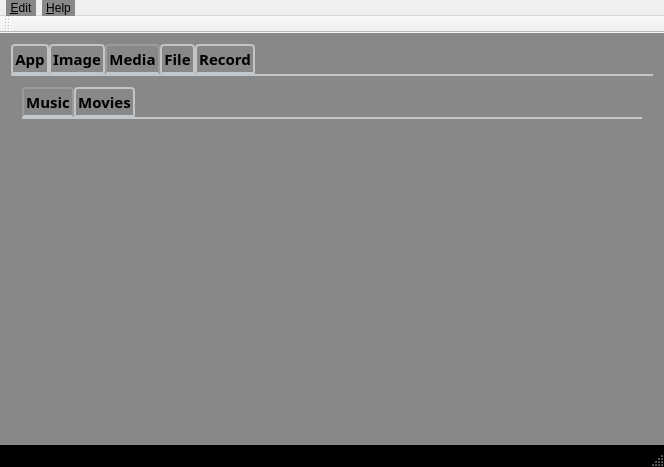
First picture: the form in mainwindow.ui, repository netesy/MyShare-v2, before the edit.
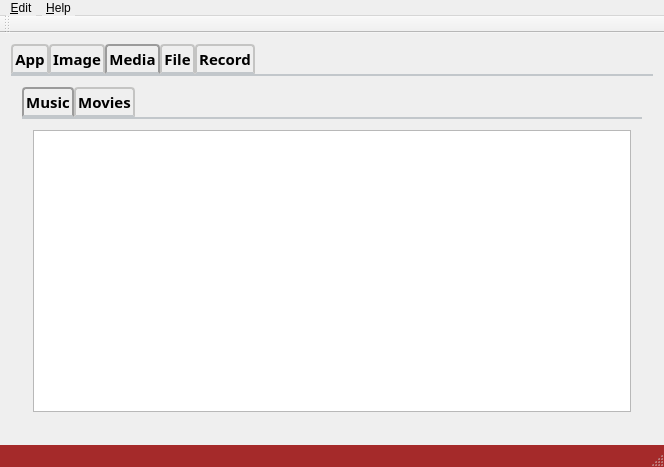
Second picture: the form after the edit. The open tabs and pages were chosen to show the change. Icons and pictures are not drawn.

Diff of the .ui file:
```diff
--- a/mainwindow.ui
+++ b/mainwindow.ui
@@ -113,7 +113,6 @@
 }
 
 QMainWindow {
-   background-color :  #888888;
     background-image: url(:/images/Images/background.png);
 }
 QListView {
@@ -191,11 +190,11 @@
     top: 2px; left: 2px; /* shift the arrow by 2 px */
 }
 QStatusBar {
-    background: black;
+    background: brown;
 }
 
 QStatusBar::item {
-    border: 1px solid #888888;
+    border: 1px solid red;
     border-radius: 3px;
 }
 QStatusBar QLabel {
@@ -550,6 +549,221 @@
             <bold>true</bold>
            </font>
           </property>
+          <property name="styleSheet">
+           <string notr="true">QMenu {
+    background-color: white;
+    margin: 2px; /* some spacing around the menu */
+}
+
+QMenu::item {
+    padding: 2px 25px 2px 20px;
+    border: 1px solid transparent; /* reserve space for selection border */
+}
+
+QMenu::item:selected {
+    border-color: darkblue;
+    background: rgba(100, 100, 100, 150);
+}
+
+QMenu::icon:checked { /* appearance of a 'checked' icon */
+    background: gray;
+    border: 1px inset gray;
+    position: absolute;
+    top: 1px;
+    right: 1px;
+    bottom: 1px;
+    left: 1px;
+}
+
+QMenu::separator {
+    height: 2px;
+    background: lightblue;
+    margin-left: 10px;
+    margin-right: 5px;
+}
+
+QMenu::indicator {
+    width: 13px;
+    height: 13px;
+}
+
+/* non-exclusive indicator = check box style indicator (see QActionGroup::setExclusive) */
+QMenu::indicator:non-exclusive:unchecked {
+    image: url(:/images/checkbox_unchecked.png);
+}
+
+QMenu::indicator:non-exclusive:unchecked:selected {
+    image: url(:/images/checkbox_unchecked_hover.png);
+}
+
+QMenu::indicator:non-exclusive:checked {
+    image: url(:/images/checkbox_checked.png);
+}
+
+QMenu::indicator:non-exclusive:checked:selected {
+    image: url(:/images/checkbox_checked_hover.png);
+}
+
+/* exclusive indicator = radio button style indicator (see QActionGroup::setExclusive) */
+QMenu::indicator:exclusive:unchecked {
+    image: url(:/images/radiobutton_unchecked.png);
+}
+
+QMenu::indicator:exclusive:unchecked:selected {
+    image: url(:/images/radiobutton_unchecked_hover.png);
+}
+
+QMenu::indicator:exclusive:checked {
+    image: url(:/images/radiobutton_checked.png);
+}
+
+QMenu::indicator:exclusive:checked:selected {
+    image: url(:/images/radiobutton_checked_hover.png);
+}
+
+QMenuBar {
+    background-color: qlineargradient(x1:0, y1:0, x2:0, y2:1,
+                                      stop:0 lightgray, stop:1 darkgray);
+}
+
+QMenuBar::item {
+    spacing: 3px; /* spacing between menu bar items */
+    padding: 1px 4px;
+    background: transparent;
+    border-radius: 4px;
+}
+
+QMenuBar::item:selected { /* when selected using mouse or keyboard */
+    background: #a8a8a8;
+}
+
+QMenuBar::item:pressed {
+    background: #888888;
+}
+
+QMainWindow {
+    background-image: url(:/images/Images/background.png);
+}
+QListView {
+    alternate-background-color: yellow;
+}
+QListView {
+    show-decoration-selected: 1; /* make the selection span the entire width of the view */
+}
+
+QListView::item:alternate {
+    background: #EEEEEE;
+}
+
+QListView::item:selected {
+    border: 1px solid #6a6ea9;
+}
+
+QListView::item:selected:!active {
+    background: qlineargradient(x1: 0, y1: 0, x2: 0, y2: 1,
+                                stop: 0 #ABAFE5, stop: 1 #8588B2);
+}
+
+QListView::item:selected:active {
+    background: qlineargradient(x1: 0, y1: 0, x2: 0, y2: 1,
+                                stop: 0 #6a6ea9, stop: 1 #888dd9);
+}
+
+QListView::item:hover {
+    background: qlineargradient(x1: 0, y1: 0, x2: 0, y2: 1,
+                                stop: 0 #FAFBFE, stop: 1 #DCDEF1);
+								}
+QProgressBar {
+    border: 2px solid grey;
+    border-radius: 5px;
+    text-align: center;
+}
+QProgressBar::chunk {
+    background-color: #CD96CD;
+    width: 10px;
+    margin: 0.5px;
+}
+QPushButton {
+    border: 2px solid #8f8f91;
+    border-radius: 6px;
+    background-color: qlineargradient(x1: 0, y1: 0, x2: 0, y2: 1,
+                                      stop: 0 #f6f7fa, stop: 1 #dadbde);
+    min-width: 80px;
+}
+
+QPushButton:pressed {
+    background-color: qlineargradient(x1: 0, y1: 0, x2: 0, y2: 1,
+                                      stop: 0 #dadbde, stop: 1 #f6f7fa);
+}
+
+QPushButton:flat {
+    border: none; /* no border for a flat push button */
+}
+
+QPushButton:default {
+    border-color: navy; /* make the default button prominent */
+}
+QPushButton:open { /* when the button has its menu open */
+    background-color: qlineargradient(x1: 0, y1: 0, x2: 0, y2: 1,
+                                      stop: 0 #dadbde, stop: 1 #f6f7fa);
+}
+
+QPushButton::menu-indicator {
+    image: url(menu_indicator.png);
+    subcontrol-origin: padding;
+    subcontrol-position: bottom right;
+}
+
+QPushButton::menu-indicator:pressed, QPushButton::menu-indicator:open {
+    position: relative;
+    top: 2px; left: 2px; /* shift the arrow by 2 px */
+}
+QStatusBar {
+    background: brown;
+}
+
+QStatusBar::item {
+    border: 1px solid red;
+    border-radius: 3px;
+}
+QStatusBar QLabel {
+    border: 3px solid white;
+}
+QTabWidget::pane { /* The tab widget frame */
+    border-top: 2px solid #C2C7CB;
+    position: absolute;
+    top: -0.5em;
+}
+
+QTabWidget::tab-bar {
+    alignment: center;
+}
+
+/* Style the tab using the tab sub-control. Note that
+    it reads QTabBar _not_ QTabWidget */
+QTabBar::tab {
+    background: qlineargradient(x1: 0, y1: 0, x2: 0, y2: 1,
+                                stop: 0 #E1E1E1, stop: 0.4 #DDDDDD,
+                                stop: 0.5 #D8D8D8, stop: 1.0 #D3D3D3);
+    border: 2px solid #C4C4C3;
+    border-bottom-color: #C2C7CB; /* same as the pane color */
+    border-top-left-radius: 4px;
+    border-top-right-radius: 4px;
+    min-width: 8ex;
+    padding: 2px;
+}
+
+QTabBar::tab:selected, QTabBar::tab:hover {
+    background: qlineargradient(x1: 0, y1: 0, x2: 0, y2: 1,
+                                stop: 0 #fafafa, stop: 0.4 #f4f4f4,
+                                stop: 0.5 #e7e7e7, stop: 1.0 #fafafa);
+}
+
+QTabBar::tab:selected {
+    border-color: #9B9B9B;
+    border-bottom-color: #C2C7CB; /* same as pane color */
+}</string>
+          </property>
           <property name="currentIndex">
            <number>0</number>
           </property>
@@ -561,6 +775,227 @@
            <attribute name="title">
             <string>Music</string>
            </attribute>
+           <layout class="QHBoxLayout" name="horizontalLayout_5">
+            <item>
+             <widget class="QListView" name="music_2">
+              <property name="styleSheet">
+               <string notr="true">QMenu {
+    background-color: white;
+    margin: 2px; /* some spacing around the menu */
+}
+
+QMenu::item {
+    padding: 2px 25px 2px 20px;
+    border: 1px solid transparent; /* reserve space for selection border */
+}
+
+QMenu::item:selected {
+    border-color: darkblue;
+    background: rgba(100, 100, 100, 150);
+}
+
+QMenu::icon:checked { /* appearance of a 'checked' icon */
+    background: gray;
+    border: 1px inset gray;
+    position: absolute;
+    top: 1px;
+    right: 1px;
+    bottom: 1px;
+    left: 1px;
+}
+
+QMenu::separator {
+    height: 2px;
+    background: lightblue;
+    margin-left: 10px;
+    margin-right: 5px;
+}
+
+QMenu::indicator {
+    width: 13px;
+    height: 13px;
+}
+
+/* non-exclusive indicator = check box style indicator (see QActionGroup::setExclusive) */
+QMenu::indicator:non-exclusive:unchecked {
+    image: url(:/images/checkbox_unchecked.png);
+}
+
+QMenu::indicator:non-exclusive:unchecked:selected {
+    image: url(:/images/checkbox_unchecked_hover.png);
+}
+
+QMenu::indicator:non-exclusive:checked {
+    image: url(:/images/checkbox_checked.png);
+}
+
+QMenu::indicator:non-exclusive:checked:selected {
+    image: url(:/images/checkbox_checked_hover.png);
+}
+
+/* exclusive indicator = radio button style indicator (see QActionGroup::setExclusive) */
+QMenu::indicator:exclusive:unchecked {
+    image: url(:/images/radiobutton_unchecked.png);
+}
+
+QMenu::indicator:exclusive:unchecked:selected {
+    image: url(:/images/radiobutton_unchecked_hover.png);
+}
+
+QMenu::indicator:exclusive:checked {
+    image: url(:/images/radiobutton_checked.png);
+}
+
+QMenu::indicator:exclusive:checked:selected {
+    image: url(:/images/radiobutton_checked_hover.png);
+}
+
+QMenuBar {
+    background-color: qlineargradient(x1:0, y1:0, x2:0, y2:1,
+                                      stop:0 lightgray, stop:1 darkgray);
+}
+
+QMenuBar::item {
+    spacing: 3px; /* spacing between menu bar items */
+    padding: 1px 4px;
+    background: transparent;
+    border-radius: 4px;
+}
+
+QMenuBar::item:selected { /* when selected using mouse or keyboard */
+    background: #a8a8a8;
+}
+
+QMenuBar::item:pressed {
+    background: #888888;
+}
+
+QMainWindow {
+    background-image: url(:/images/Images/background.png);
+}
+QListView {
+    alternate-background-color: yellow;
+}
+QListView {
+    show-decoration-selected: 1; /* make the selection span the entire width of the view */
+}
+
+QListView::item:alternate {
+    background: #EEEEEE;
+}
+
+QListView::item:selected {
+    border: 1px solid #6a6ea9;
+}
+
+QListView::item:selected:!active {
+    background: qlineargradient(x1: 0, y1: 0, x2: 0, y2: 1,
+                                stop: 0 #ABAFE5, stop: 1 #8588B2);
+}
+
+QListView::item:selected:active {
+    background: qlineargradient(x1: 0, y1: 0, x2: 0, y2: 1,
+                                stop: 0 #6a6ea9, stop: 1 #888dd9);
+}
+
+QListView::item:hover {
+    background: qlineargradient(x1: 0, y1: 0, x2: 0, y2: 1,
+                                stop: 0 #FAFBFE, stop: 1 #DCDEF1);
+								}
+QProgressBar {
+    border: 2px solid grey;
+    border-radius: 5px;
+    text-align: center;
+}
+QProgressBar::chunk {
+    background-color: #CD96CD;
+    width: 10px;
+    margin: 0.5px;
+}
+QPushButton {
+    border: 2px solid #8f8f91;
+    border-radius: 6px;
+    background-color: qlineargradient(x1: 0, y1: 0, x2: 0, y2: 1,
+                                      stop: 0 #f6f7fa, stop: 1 #dadbde);
+    min-width: 80px;
+}
+
+QPushButton:pressed {
+    background-color: qlineargradient(x1: 0, y1: 0, x2: 0, y2: 1,
+                                      stop: 0 #dadbde, stop: 1 #f6f7fa);
+}
+
+QPushButton:flat {
+    border: none; /* no border for a flat push button */
+}
+
+QPushButton:default {
+    border-color: navy; /* make the default button prominent */
+}
+QPushButton:open { /* when the button has its menu open */
+    background-color: qlineargradient(x1: 0, y1: 0, x2: 0, y2: 1,
+                                      stop: 0 #dadbde, stop: 1 #f6f7fa);
+}
+
+QPushButton::menu-indicator {
+    image: url(menu_indicator.png);
+    subcontrol-origin: padding;
+    subcontrol-position: bottom right;
+}
+
+QPushButton::menu-indicator:pressed, QPushButton::menu-indicator:open {
+    position: relative;
+    top: 2px; left: 2px; /* shift the arrow by 2 px */
+}
+QStatusBar {
+    background: brown;
+}
+
+QStatusBar::item {
+    border: 1px solid red;
+    border-radius: 3px;
+}
+QStatusBar QLabel {
+    border: 3px solid white;
+}
+QTabWidget::pane { /* The tab widget frame */
+    border-top: 2px solid #C2C7CB;
+    position: absolute;
+    top: -0.5em;
+}
+
+QTabWidget::tab-bar {
+    alignment: center;
+}
+
+/* Style the tab using the tab sub-control. Note that
+    it reads QTabBar _not_ QTabWidget */
+QTabBar::tab {
+    background: qlineargradient(x1: 0, y1: 0, x2: 0, y2: 1,
+                                stop: 0 #E1E1E1, stop: 0.4 #DDDDDD,
+                                stop: 0.5 #D8D8D8, stop: 1.0 #D3D3D3);
+    border: 2px solid #C4C4C3;
+    border-bottom-color: #C2C7CB; /* same as the pane color */
+    border-top-left-radius: 4px;
+    border-top-right-radius: 4px;
+    min-width: 8ex;
+    padding: 2px;
+}
+
+QTabBar::tab:selected, QTabBar::tab:hover {
+    background: qlineargradient(x1: 0, y1: 0, x2: 0, y2: 1,
+                                stop: 0 #fafafa, stop: 0.4 #f4f4f4,
+                                stop: 0.5 #e7e7e7, stop: 1.0 #fafafa);
+}
+
+QTabBar::tab:selected {
+    border-color: #9B9B9B;
+    border-bottom-color: #C2C7CB; /* same as pane color */
+}</string>
+              </property>
+             </widget>
+            </item>
+           </layout>
           </widget>
           <widget class="QWidget" name="movies">
            <attribute name="icon">
@@ -643,7 +1078,7 @@
      <x>0</x>
      <y>0</y>
      <width>664</width>
-     <height>18</height>
+     <height>24</height>
     </rect>
    </property>
    <widget class="QMenu" name="menu_Edit">
```
Left out of the diff: 531 changed lines with no effect on the pictures.
